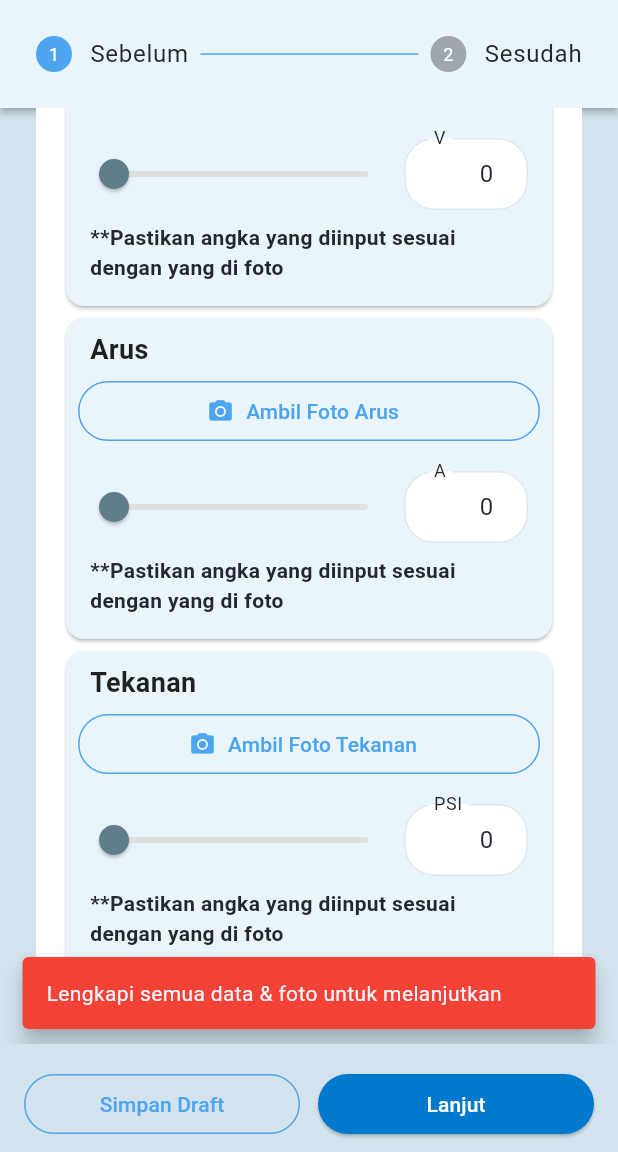
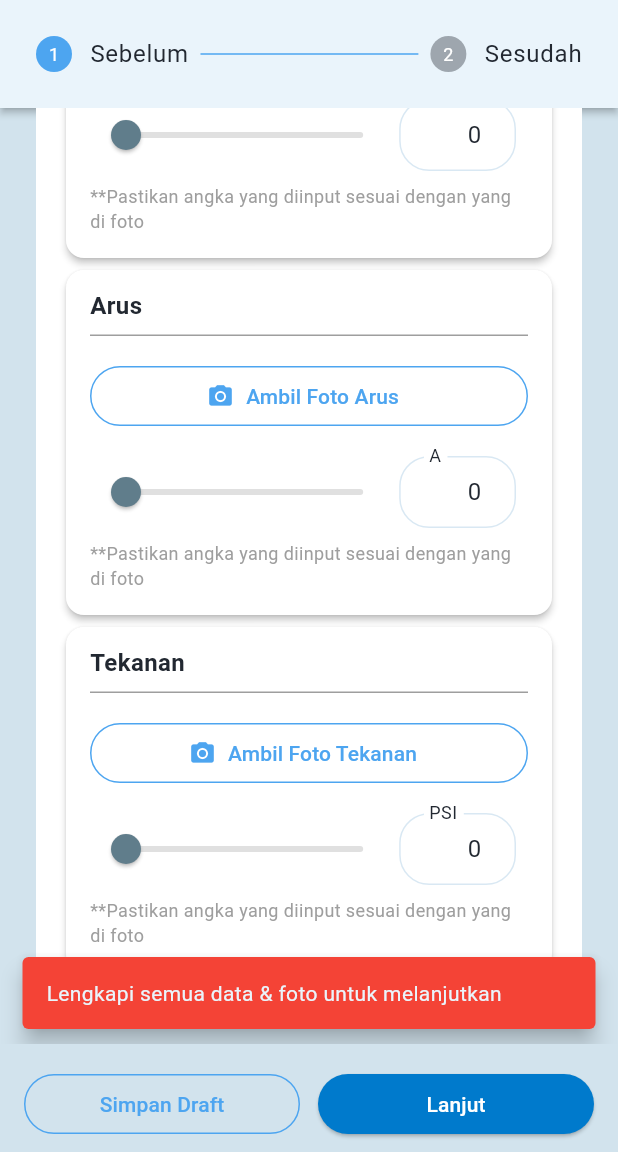
Before and after one commit to dho32/salsa-app-backup, a Flutter app: the ServiceCallValidationScreen screen opened directly with empty values, scrolled down 1152 dp, after a tap on "Lanjut", on a phone screen of 412 x 824 dp, the part 84-1236 px from its top. Run offline on Flutter 3.47's test engine with Material 3 defaults, Android fonts, the phone set to English and light mode, and no system bars; our stand-ins replace bloc, bloc_concurrency, device_info_plus, easy_debounce, equatable, fl_chart and 15 more; missing offline and left inert: qr_code_scanner; accounts and stored records are empty; network calls fail.

```diff
--- a/lib/blocs/otp/otp_repository.dart
+++ b/lib/blocs/otp/otp_repository.dart
@@ -3,8 +3,10 @@ import 'package:http/http.dart' as http;
 import '../../components/shared_function.dart';
 
 class OtpRepository {
-  Future<Map<String, dynamic>?> sendOtp(String shipTo, String isFirst) async {
-    final params = {'ship_to': shipTo, 'is_first': isFirst};
+  Future<Map<String, dynamic>?> sendOtp(String transNo, String shipTo, String isFirst) async {
+    final params = {
+      'trans_no': transNo,
+      'ship_to': shipTo, 'is_first': isFirst};
     Uri uri = getUrl(pathUrl: 'otp/request', params: params);
     final response = await http.get(uri);
 
--- a/lib/blocs/proof_of_service/proof_of_service_validation/pos_validation_bloc.dart
+++ b/lib/blocs/proof_of_service/proof_of_service_validation/pos_validation_bloc.dart
@@ -42,7 +42,7 @@ class PosValidationBloc extends Bloc<PosValidationEvent, PosValidationState> {
       final limits = kPOSMeasurementLimits[id]!;
       return MeasurementEntry(
         measurementId: limits.id,
-        value: limits.min,
+        value: 0,
         unit: limits.unit,
       );
     }).toList();
--- a/lib/components/widgets/measurement_input_widget.dart
+++ b/lib/components/widgets/measurement_input_widget.dart
@@ -1,7 +1,7 @@
-// lib/components/widgets/measurement_input_widget.dart
 import 'dart:io';
+
 import 'package:flutter/material.dart';
-import 'package:flutter/services.dart'; // MODIFIKASI: Tambahkan ini jika belum
+import 'package:flutter/services.dart';
 import 'package:flutter_image_compress/flutter_image_compress.dart';
 import 'package:image_picker/image_picker.dart';
 import 'package:path/path.dart' as p;
@@ -13,6 +13,7 @@ import '../../models/schedule/proof_of_service/proof_of_service_detail_data.dart
 import 'full_screen_image_viewer.dart';
 
 class MeasurementInputWidget extends StatefulWidget {
+  // Parameter yang sudah ada
   final TextEditingController controller;
   final String transNo;
   final String label;
@@ -21,6 +22,11 @@ class MeasurementInputWidget extends StatefulWidget {
   final ValueChanged<String>? onChanged;
   final CapturedImageDetail? initialImage;
   final ValueChanged<CapturedImageDetail?>? onImageChanged;
+
+  // BARU: Parameter opsional untuk fitur "skip"
+  final bool isSkipEnabled;
+  final bool isSkipped;
+  final ValueChanged<bool>? onSkipChanged;
 
   const MeasurementInputWidget({
     super.key,
@@ -32,10 +38,15 @@ class MeasurementInputWidget extends StatefulWidget {
     this.onChanged,
     this.initialImage,
     this.onImageChanged,
+    // BARU: Inisialisasi parameter opsional
+    this.isSkipEnabled = false,
+    this.isSkipped = false,
+    this.onSkipChanged,
   });
 
   @override
   State<MeasurementInputWidget> createState() => _MeasurementInputWidgetState();
+
 }
 
 class _MeasurementInputWidgetState extends State<MeasurementInputWidget> {
@@ -47,56 +58,16 @@ class _MeasurementInputWidgetState extends State<MeasurementInputWidget> {
   @override
   void initState() {
     super.initState();
-    _currentSliderValue = widget.limits.min;
     _focusNode = FocusNode();
     _focusNode.addListener(_onFocusChange);
     _updateSliderFromText(widget.controller.text);
     _currentImage = widget.initialImage;
   }
 
-  void _onFocusChange() {
-    if (!_focusNode.hasFocus) {
-      final textValue = widget.controller.text;
-      double value = double.tryParse(textValue) ?? widget.limits.min;
-
-      final clampedValue = value.clamp(widget.limits.min, widget.limits.max);
-      final newText = _formatValue(clampedValue);
-
-      if (textValue != newText) {
-        setState(() {
-          widget.controller.text = newText;
-          widget.onChanged?.call(newText);
-          _currentSliderValue = clampedValue;
-        });
-      }
-
-      _updateSliderFromText(widget.controller.text);
-      _formatTextField();
-    }
-  }
-
-  void _formatTextField() {
-    final value = double.tryParse(widget.controller.text);
-    if (value != null) {
-      final newText = _formatValue(value);
-      if (widget.controller.text != newText) {
-        widget.controller.text = newText;
-        widget.onChanged?.call(newText);
-      }
-    }
-  }
-
-  @override
-  void dispose() {
-    _focusNode.removeListener(_onFocusChange); // Hapus listener
-    _focusNode.dispose();
-    super.dispose();
-  }
-
   @override
   void didUpdateWidget(covariant MeasurementInputWidget oldWidget) {
     super.didUpdateWidget(oldWidget);
-    if (widget.controller != oldWidget.controller) {
+    if (widget.controller.text != oldWidget.controller.text) {
       _updateSliderFromText(widget.controller.text);
     }
     if (widget.initialImage != oldWidget.initialImage) {
@@ -106,21 +77,32 @@ class _MeasurementInputWidgetState extends State<MeasurementInputWidget> {
     }
   }
 
-  String _formatValue(double value) {
-    if (value == value.truncateToDouble()) {
-      return value.truncate().toString();
-    } else {
-      return value.toStringAsFixed(1);
+  void _onFocusChange() {
+    if (!_focusNode.hasFocus) {
+      final textValue = widget.controller.text;
+      double value = double.tryParse(textValue) ?? widget.limits.min;
+      final clampedValue = value.clamp(widget.limits.min, widget.limits.max);
+      final newText = _formatValue(clampedValue);
+      if (textValue != newText) {
+        widget.controller.text = newText;
+        widget.onChanged?.call(newText);
+        _currentSliderValue = clampedValue;
+        setState(() {});
       }
     }
+  }
+
+  String _formatValue(double value) => value == value.truncateToDouble()
+      ? value.truncate().toString()
+      : value.toStringAsFixed(1);
 
   void _updateSliderFromText(String text) {
     final value = double.tryParse(text);
     if (value != null) {
-      // Panggil setState HANYA untuk update nilai slider
-      setState(() {
-        _currentSliderValue = value.clamp(widget.limits.min, widget.limits.max);
-      });
+      setState(() => _currentSliderValue =
+          value.clamp(widget.limits.min, widget.limits.max));
+    }else if(text == ""){
+      setState(() => _currentSliderValue = widget.limits.min);
     }
   }
 
@@ -135,134 +117,159 @@ class _MeasurementInputWidgetState extends State<MeasurementInputWidget> {
 
   Future<void> _takePhoto() async {
     if (_currentImage != null) return;
-
-    // --- MULAI PROSES LOADING ---
-    setState(() {
-      _isLoading = true;
-    });
-
+    setState(() => _isLoading = true);
     try {
       final picker = ImagePicker();
       final XFile? image = await picker.pickImage(source: ImageSource.camera);
-
       if (image != null) {
         final tempDir = await getTemporaryDirectory();
         final targetPath = p.join(
             tempDir.path, '${DateTime.now().millisecondsSinceEpoch}.jpg');
-
         final XFile? compressedImage =
             await FlutterImageCompress.compressAndGetFile(
-          image.path,
-          targetPath,
-          quality: 70,
-        );
-
-        if (compressedImage == null) {
-          /* Handle error */ return;
-        }
-
-        // Proses ambil GPS dan data lainnya...
-        final timestamp = DateTime.now();
-        double latitude = 0.0;
-        double longitude = 0.0;
-        String address = '';
-
-        // try {
-        //   Position position = await Geolocator.getCurrentPosition(
-        //       desiredAccuracy: LocationAccuracy.high,
-        //       timeLimit: const Duration(seconds: 10));
-        //   latitude = position.latitude;
-        //   longitude = position.longitude;
-        //   List<Placemark> placemarks =
-        //       await placemarkFromCoordinates(latitude, longitude);
-        //   Placemark place = placemarks.first;
-        //   address =
-        //       "${place.street}, ${place.subLocality}, ${place.locality}, ${place.postalCode}";
-        // } catch (e) {
-        //   // Handle error GPS
-        //   if (mounted) {
-        //     ScaffoldMessenger.of(context).showSnackBar(
-        //       const SnackBar(
-        //         content: Text('Gagal mendapatkan koordinat GPS. Coba lagi.'),
-        //         backgroundColor: Colors.orange,
-        //       ),
-        //     );
-        //   }
-        // }
-
+                image.path, targetPath,
+                quality: 70);
+        if (compressedImage == null) return;
         final userData = await AuthStorage.getUser();
-        final technicianName = userData['name'] ?? 'Unknown';
-        final deviceModel = userData['device_model'] ?? 'Unknown Device';
-
-        // Update _currentImage
         _currentImage = CapturedImageDetail(
           imagePath: compressedImage.path,
-          timestamp: timestamp,
-          latitude: latitude,
-          longitude: longitude,
-          address: address,
-          technicianName: technicianName,
-          deviceModel: deviceModel,
+          timestamp: DateTime.now(),
+          latitude: 0,
+          longitude: 0,
+          address: "",
+          technicianName: userData['name'] ?? 'Unknown',
+          deviceModel: userData['device_model'] ?? 'Unknown Device',
           transNo: widget.transNo,
         );
-
-        // Panggil callback ke BLoC
         widget.onImageChanged?.call(_currentImage);
       }
     } finally {
-      // --- SELESAI PROSES LOADING, APAPUN HASILNYA ---
-      if (mounted) {
-        setState(() {
-          _isLoading = false;
-        });
-      }
+      if (mounted) setState(() => _isLoading = false);
     }
   }
 
-  void _removePhoto() {
-    setState(() {
-      _currentImage = null;
-    });
+  void removePhoto() {
+    setState(() => _currentImage = null);
     widget.onImageChanged?.call(null);
+  }
+
+  @override
+  void dispose() {
+    _focusNode.removeListener(_onFocusChange);
+    _focusNode.dispose();
+    super.dispose();
   }
 
   @override
   Widget build(BuildContext context) {
     final Color primary = Theme.of(context).primaryColor;
+    final bool isEnabled = !widget.isSkipped;
+
     return Card(
-      child: Padding(
-        padding: const EdgeInsets.all(8.0),
+      elevation: 2,
+      shape: RoundedRectangleBorder(borderRadius: BorderRadius.circular(12)),
+      color: isEnabled ? Colors.white : Colors.grey.shade100,
+      child: Column(
+        children: [
+          if (widget.isSkipEnabled)
+            SwitchListTile(
+              title: Text(widget.label,
+                  style: const TextStyle(fontWeight: FontWeight.bold)),
+              subtitle: Text(
+                isEnabled
+                    ? 'Tekan tombol sebelah jika tidak bisa diukur'
+                    : 'Tidak dapat melakukan pengukuran',
+                style: TextStyle(fontSize: 12, color: Colors.black87),
+              ),
+              value: widget.isSkipped,
+              onChanged: widget.onSkipChanged,
+              activeTrackColor: Colors.grey,
+              contentPadding: const EdgeInsets.only(left: 16, right: 8),
+            )
+          else
+            // Tampilan header default jika skip tidak diaktifkan
+            Padding(
+              padding: const EdgeInsets.fromLTRB(16, 12, 16, 8),
+              child: Align(
+                alignment: Alignment.centerLeft,
+                child: Text(
+                  widget.label,
+                  style: const TextStyle(
+                      fontWeight: FontWeight.bold, fontSize: 16),
+                ),
+              ),
+            ),
+
+          const Divider(height: 1, indent: 16, endIndent: 16, color: Colors.grey,),
+
+          // Konten input yang bisa dinonaktifkan
+          AnimatedSize(
+            duration: const Duration(milliseconds: 300),
+            curve: Curves.easeInOut,
+            child: AbsorbPointer(
+              absorbing: !isEnabled,
+              child: Opacity(
+                opacity: isEnabled ? 1.0 : 0.4,
+                child: !isEnabled
+                    ? const SizedBox(
+                        height: 16) // Beri sedikit padding saat disembunyikan
+                    : _buildInputContent(primary),
+              ),
+            ),
+          ),
+        ],
+      ),
+    );
+  }
+
+  // Helper untuk membangun konten input
+  Widget _buildInputContent(Color primary) {
+    return Padding(
+      padding: const EdgeInsets.fromLTRB(16, 16, 16, 8),
       child: Column(
         crossAxisAlignment: CrossAxisAlignment.start,
         children: [
-            Padding(
-              padding: const EdgeInsets.only(left: 8.0),
-              child: Text(
-                widget.label,
-                style: TextStyle(
-                    color: Colors.black87,
-                    fontWeight: FontWeight.bold,
-                    fontSize: 18),
-              ),
-            ),
-            const SizedBox(height: 4),
           _isLoading
               ? const Padding(
                   padding: EdgeInsets.symmetric(vertical: 12.0),
                   child: Center(child: CircularProgressIndicator()),
                 )
               : _currentImage != null
-                    ? Stack(
-                        alignment: Alignment.topRight,
-                        children: [
+                  ? _buildPhotoPreview()
+                  : _buildPhotoButton(primary),
+          const SizedBox(height: 16),
+          _buildSliderAndTextfield(),
+          const Padding(
+            padding: EdgeInsets.symmetric(vertical: 8.0),
+            child: Text(
+              "**Pastikan angka yang diinput sesuai dengan yang di foto",
+              style: TextStyle(fontSize: 12, color: Colors.grey),
+            ),
+          ),
+        ],
+      ),
+    );
+  }
+
+  Widget _buildPhotoButton(Color primary) {
+    return SizedBox(
+        width: double.infinity,
+        child: OutlinedButton.icon(
+            onPressed: _takePhoto,
+            icon: const Icon(Icons.camera_alt),
+            label: Text('Ambil Foto ${widget.label}'),
+            style: OutlinedButton.styleFrom(
+                side: BorderSide(color: primary), foregroundColor: primary)));
+  }
+
+  Widget _buildPhotoPreview() {
+    return Stack(alignment: Alignment.topRight, children: [
       GestureDetector(
           onTap: () => Navigator.push(
               context,
               MaterialPageRoute(
-                                builder: (_) => FullScreenImageViewer(
-                                    imageDetail: _currentImage!),
-                              ),
-                            ),
+                  builder: (_) =>
+                      FullScreenImageViewer(imageDetail: _currentImage!))),
           child: Hero(
               tag: _currentImage!.imagePath,
               child: ClipRRect(
@@ -270,54 +277,26 @@ class _MeasurementInputWidgetState extends State<MeasurementInputWidget> {
                   child: FadeInImage(
                       placeholder: const AssetImage(
                           'assets/images/placeholder_image.jpeg'),
-                                  // Gambar placeholder
-                                  image:
-                                      FileImage(File(_currentImage!.imagePath)),
-                                  // Gambar asli
+                      image: FileImage(File(_currentImage!.imagePath)),
                       width: double.maxFinite,
                       height: 80,
                       fit: BoxFit.cover,
-                                  // Jika terjadi error saat load gambar asli
-                                  imageErrorBuilder:
-                                      (context, error, stackTrace) {
-                                    return const Icon(Icons.broken_image,
-                                        size: 40, color: Colors.grey);
-                                  },
-                                ),
-                              ),
-                            ),
-                          ),
+                      imageErrorBuilder: (context, error, stackTrace) =>
+                          const Icon(Icons.broken_image,
+                              size: 40, color: Colors.grey))))),
       GestureDetector(
-                            onTap: _removePhoto,
+          onTap: removePhoto,
           child: Container(
               decoration: BoxDecoration(
                   color: Colors.black54,
-                                borderRadius: BorderRadius.circular(10),
-                              ),
+                  borderRadius: BorderRadius.circular(10)),
               padding: const EdgeInsets.all(2),
-                              child: const Icon(Icons.close,
-                                  color: Colors.white, size: 16),
-                            ),
-                          ),
-                        ],
-                      )
-                    : SizedBox(
-                        width: double.infinity,
-                        child: OutlinedButton.icon(
-                          onPressed: _takePhoto,
-                          icon: const Icon(Icons.camera_alt),
-                          label: Text('Ambil Foto ${widget.label}'),
-                          style: OutlinedButton.styleFrom(
-                            side: BorderSide(color: primary), // warna border
-                            foregroundColor:
-                                primary, // ini juga bisa bantu untuk label/icon
-                          ),
-                        ),
-                      ),
-            const SizedBox(height: 16),
-            Row(
-              crossAxisAlignment: CrossAxisAlignment.start,
-              children: [
+              child: const Icon(Icons.close, color: Colors.white, size: 16)))
+    ]);
+  }
+
+  Widget _buildSliderAndTextfield() {
+    return Row(crossAxisAlignment: CrossAxisAlignment.start, children: [
       Expanded(
           flex: 12,
           child: SliderTheme(
@@ -326,18 +305,14 @@ class _MeasurementInputWidgetState extends State<MeasurementInputWidget> {
                   inactiveTrackColor: Colors.grey.shade300,
                   thumbColor: Colors.blueGrey,
                   overlayColor: Colors.grey.shade100,
-                      valueIndicatorColor:
-                          Theme.of(context).colorScheme.primary,
-                      showValueIndicator: ShowValueIndicator.always,
-                    ),
+                  valueIndicatorColor: Theme.of(context).colorScheme.primary,
+                  showValueIndicator: ShowValueIndicator.always),
               child: Slider(
                   value: _currentSliderValue,
                   min: widget.limits.min,
                   max: widget.limits.max,
                   label: _currentSliderValue.toStringAsFixed(1),
-                        onChanged: _onSliderChanged),
-                  ),
-                ),
+                  onChanged: _onSliderChanged))),
       Expanded(
           flex: 5,
           child: Padding(
@@ -356,30 +331,12 @@ class _MeasurementInputWidgetState extends State<MeasurementInputWidget> {
                     _updateSliderFromText(widget.controller.text);
                     widget.onChanged?.call(widget.controller.text);
                   },
-                      onEditingComplete: _formatTextField,
+                  onEditingComplete: _onFocusChange,
                   decoration: InputDecoration(
-                        labelText: widget.limits.unit,
-                        isDense: true,
-                      ),
+                      labelText: widget.limits.unit, isDense: true),
                   inputFormatters: [
-                        FilteringTextInputFormatter.allow(
-                            RegExp(r'^-?\d*\.?\d*'))
-                      ],
-                    ),
-                  ),
-                ),
-              ],
-            ),
-            Padding(
-              padding: const EdgeInsets.all(8.0),
-              child: Text(
-                "**Pastikan angka yang diinput sesuai dengan yang di foto",
-                style: TextStyle(fontSize: 14, fontWeight: FontWeight.bold),
-              ),
-            ),
-          ],
-        ),
-      ),
-    );
+                    FilteringTextInputFormatter.allow(RegExp(r'^-?\d*\.?\d*'))
+                  ])))
+    ]);
   }
 }
--- a/lib/models/common/measurement_entry.dart
+++ b/lib/models/common/measurement_entry.dart
@@ -14,11 +14,30 @@ class MeasurementEntry extends HiveObject {
   String unit; // Misal: "V", "A", "°C"
   @HiveField(3) // BARU: Tambahkan field untuk CapturedImageDetail
   CapturedImageDetail? capturedImage; // Path foto terkait, bisa null
+  @HiveField(4)
+  bool isSkipped;
 
   MeasurementEntry({
     required this.measurementId,
     required this.value,
     required this.unit,
     this.capturedImage, // BARU: Tambahkan ke konstruktor
+    this.isSkipped = false,
   });
+
+  MeasurementEntry copyWith({
+    String? measurementId,
+    double? value,
+    String? unit,
+    CapturedImageDetail? capturedImage,
+    bool? isSkipped,
+  }) {
+    return MeasurementEntry(
+      measurementId: measurementId ?? this.measurementId,
+      value: value ?? this.value,
+      unit: unit ?? this.unit,
+      capturedImage: capturedImage ?? this.capturedImage,
+      isSkipped: isSkipped ?? this.isSkipped,
+    );
+  }
 }
--- a/lib/models/service_call/service_call_validation_entry_model_ext.dart
+++ b/lib/models/service_call/service_call_validation_entry_model_ext.dart
@@ -51,9 +51,10 @@ extension MeasurementEntryJson on MeasurementEntry {
   Map<String, dynamic> toJson() {
     return {
       'measurement_id': measurementId,
-      'value': value,
+      'value': isSkipped?0:value,
       'unit': unit,
-      'image': capturedImage?.toJson(),
+      'image': isSkipped?null:capturedImage?.toJson(),
+      'is_skipped': isSkipped,
     };
   }
 }
--- a/lib/screens/proof_of_service/proof_of_service_detail/components/proof_of_service_detail_body_mobile.dart
+++ b/lib/screens/proof_of_service/proof_of_service_detail/components/proof_of_service_detail_body_mobile.dart
@@ -643,6 +643,7 @@ class ProofOfServiceDetailBodyMobile extends StatelessWidget {
                           create: (_) => OtpBloc(repository: OtpRepository())),
                     ],
                     child: OtpDialog(
+                      transNo: header.transNo,
                       shipTo: header.shipToCode,
                       email: header.storeEmail,
                       onVerified: () {
--- a/lib/screens/service_call/service_call_detail/components/service_call_detail_body_mobile.dart
+++ b/lib/screens/service_call/service_call_detail/components/service_call_detail_body_mobile.dart
@@ -394,6 +394,7 @@ class _ServiceCallDetailBodyMobileState
                                               repository: OtpRepository())),
                                     ],
                                     child: OtpDialog(
+                                      transNo: header.transNo,
                                       shipTo: header.storeId,
                                       email: header.storeEmail,
                                       // Ganti dengan email tujuan OTP
--- a/pubspec.yaml
+++ b/pubspec.yaml
@@ -16,7 +16,7 @@ publish_to: 'none' # Remove this line if you wish to publish to pub.dev
 # https://developer.apple.com/library/archive/documentation/General/Reference/InfoPlistKeyReference/Articles/CoreFoundationKeys.html
 # In Windows, build-name is used as the major, minor, and patch parts
 # of the product and file versions while build-number is used as the build suffix.
-version: 1.0.5+4
+version: 1.1.0+5
 
 environment:
   sdk: ^3.6.2
```
Also changed, not shown: lib/blocs/otp/otp_bloc.dart (+68 -62 lines), lib/blocs/otp/otp_event.dart (+12 -8 lines), lib/blocs/proof_of_service/proof_of_service_submitted/pos_submitted_bloc.dart (+37 -17 lines), lib/components/constants.dart (+4 -4 lines), lib/components/widgets/generic_measurement_input_section.dart (+36 -33 lines), lib/components/widgets/otp.dart (+8 -6 lines), lib/screens/proof_of_service/proof_of_service_validation/pos_validation_screen.dart (+12 -1 lines). Lines whose indentation alone changed are shown as unchanged.
